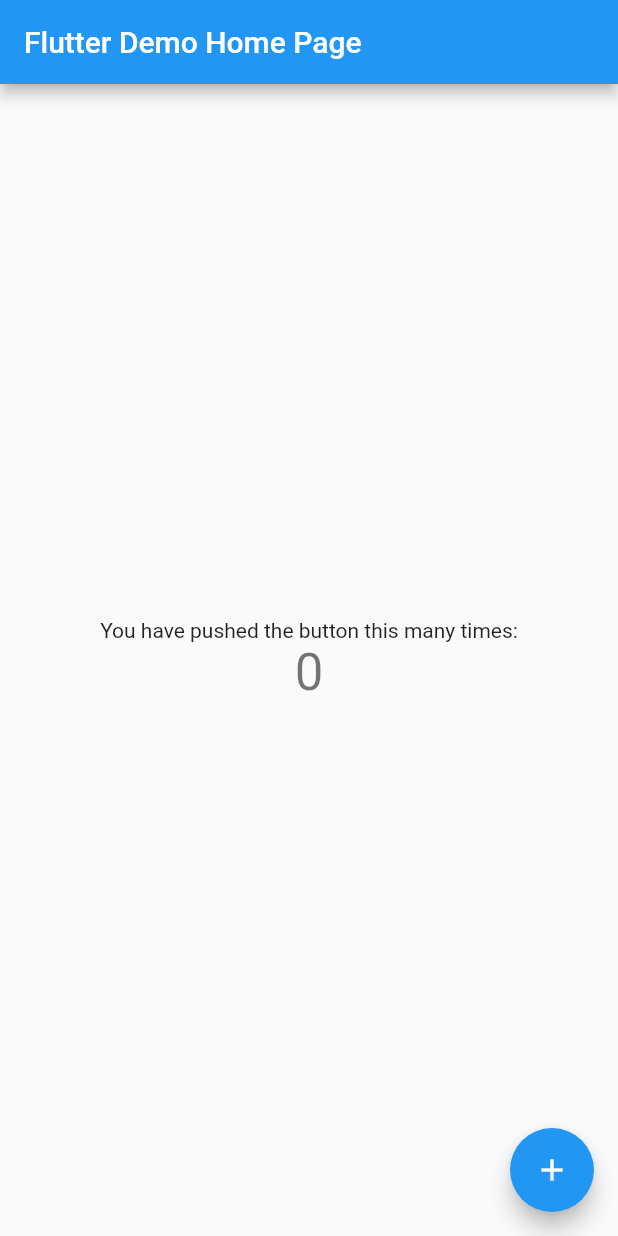
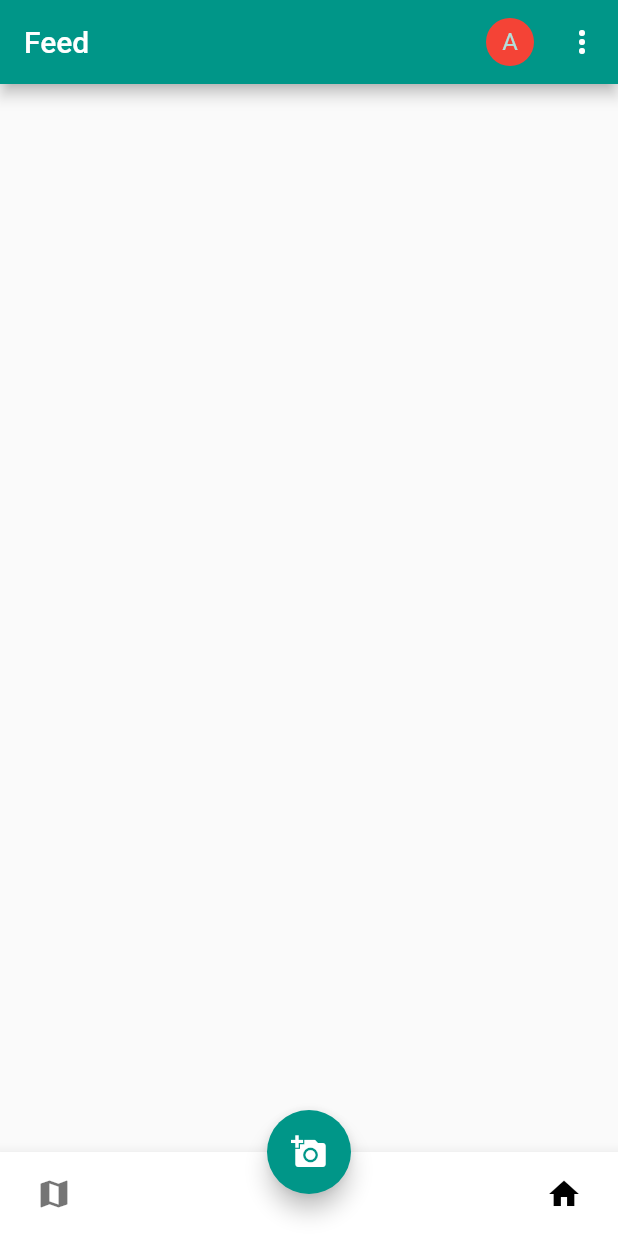
Before and after one commit to kekland/fisher-app, a Flutter app: the screen it shows after launch, on a phone screen of 412 x 824 dp. Run offline on Flutter 3.47's test engine with Material 2 defaults, Android fonts, the phone set to English and light mode, and no system bars.

Commit message:
Created Home page design

```diff
--- a/lib/main.dart
+++ b/lib/main.dart
@@ -1,3 +1,4 @@
+import 'package:fisher/pages/home_page.dart';
 import 'package:flutter/material.dart';
 
 void main() => runApp(new MyApp());
@@ -8,93 +9,9 @@ class MyApp extends StatelessWidget {
     return new MaterialApp(
       title: 'Flutter Demo',
       theme: new ThemeData(
-        primarySwatch: Colors.blue,
+        primarySwatch: Colors.teal,
       ),
-      home: new MyHomePage(title: 'Flutter Demo Home Page'),
+      home: new HomePage(),
     );
   }
 }
-
-class MyHomePage extends StatefulWidget {
-  MyHomePage({Key key, this.title}) : super(key: key);
-
-  // This widget is the home page of your application. It is stateful, meaning
-  // that it has a State object (defined below) that contains fields that affect
-  // how it looks.
-
-  // This class is the configuration for the state. It holds the values (in this
-  // case the title) provided by the parent (in this case the App widget) and
-  // used by the build method of the State. Fields in a Widget subclass are
-  // always marked "final".
-
-  final String title;
-
-  @override
-  _MyHomePageState createState() => new _MyHomePageState();
-}
-
-class _MyHomePageState extends State<MyHomePage> {
-  int _counter = 0;
-
-  void _incrementCounter() {
-    setState(() {
-      // This call to setState tells the Flutter framework that something has
-      // changed in this State, which causes it to rerun the build method below
-      // so that the display can reflect the updated values. If we changed
-      // _counter without calling setState(), then the build method would not be
-      // called again, and so nothing would appear to happen.
-      _counter++;
-    });
-  }
-
-  @override
-  Widget build(BuildContext context) {
-    // This method is rerun every time setState is called, for instance as done
-    // by the _incrementCounter method above.
-    //
-    // The Flutter framework has been optimized to make rerunning build methods
-    // fast, so that you can just rebuild anything that needs updating rather
-    // than having to individually change instances of widgets.
-    return new Scaffold(
-      appBar: new AppBar(
-        // Here we take the value from the MyHomePage object that was created by
-        // the App.build method, and use it to set our appbar title.
-        title: new Text(widget.title),
-      ),
-      body: new Center(
-        // Center is a layout widget. It takes a single child and positions it
-        // in the middle of the parent.
-        child: new Column(
-          // Column is also layout widget. It takes a list of children and
-          // arranges them vertically. By default, it sizes itself to fit its
-          // children horizontally, and tries to be as tall as its parent.
-          //
-          // Invoke "debug paint" (press "p" in the console where you ran
-          // "flutter run", or select "Toggle Debug Paint" from the Flutter tool
-          // window in IntelliJ) to see the wireframe for each widget.
-          //
-          // Column has various properties to control how it sizes itself and
-          // how it positions its children. Here we use mainAxisAlignment to
-          // center the children vertically; the main axis here is the vertical
-          // axis because Columns are vertical (the cross axis would be
-          // horizontal).
-          mainAxisAlignment: MainAxisAlignment.center,
-          children: <Widget>[
-            new Text(
-              'You have pushed the button this many times:',
-            ),
-            new Text(
-              '$_counter',
-              style: Theme.of(context).textTheme.display1,
-            ),
-          ],
-        ),
-      ),
-      floatingActionButton: new FloatingActionButton(
-        onPressed: _incrementCounter,
-        tooltip: 'Increment',
-        child: new Icon(Icons.add),
-      ), // This trailing comma makes auto-formatting nicer for build methods.
-    );
-  }
-}
--- /dev/null
+++ b/lib/pages/home_page.dart
@@ -0,0 +1,78 @@
+import 'package:flutter/material.dart';
+
+class HomePage extends StatefulWidget {
+  @override
+  _HomePageState createState() => _HomePageState();
+}
+
+int selectedPage = 0;
+List bodyPages = [
+  Container(
+    color: Colors.red,
+  ),
+  Container(
+    color: Colors.blue,
+  ),
+];
+
+class _HomePageState extends State<HomePage> {
+  selectPage(int index) {
+    setState(() {
+      selectedPage = index;
+    });
+  }
+
+  @override
+  Widget build(BuildContext context) {
+    return Scaffold(
+      appBar: AppBar(
+        title: Text(
+          (selectedPage == 0)? 'Feed' : 'Map',
+        ),
+        actions: [
+          IconButton(
+            icon: CircleAvatar(
+              child: Text('A'),
+              backgroundColor: Colors.red,
+            ),
+            onPressed: () => print('Opening profile'),
+          ),
+          IconButton(
+            icon: Icon(Icons.more_vert),
+            onPressed: () => print('Opening menu'),
+          ),
+        ],
+      ),
+      bottomNavigationBar: BottomAppBar(
+        child: Container(
+          padding: const EdgeInsets.only(left: 12.0, right: 12.0),
+          height: 56.0,
+          child: Row(
+            mainAxisAlignment: MainAxisAlignment.spaceBetween,
+            children: [
+              IconButton(
+                icon: Icon(
+                  Icons.map,
+                  color: (selectedPage == 1)? Colors.black : Colors.black54,
+                ),
+                onPressed: () => selectPage(1),
+              ),
+              IconButton(
+                icon: Icon(
+                  Icons.home,
+                  color: (selectedPage == 0)? Colors.black : Colors.black54,
+                ),
+                onPressed: () => selectPage(0),
+              ),
+            ],
+          ),
+        ),
+      ),
+      floatingActionButton: FloatingActionButton(
+        child: Icon(Icons.add_a_photo),
+        onPressed: () => print('Adding photo'),
+      ),
+      floatingActionButtonLocation: FloatingActionButtonLocation.centerDocked,
+    );
+  }
+}
```
